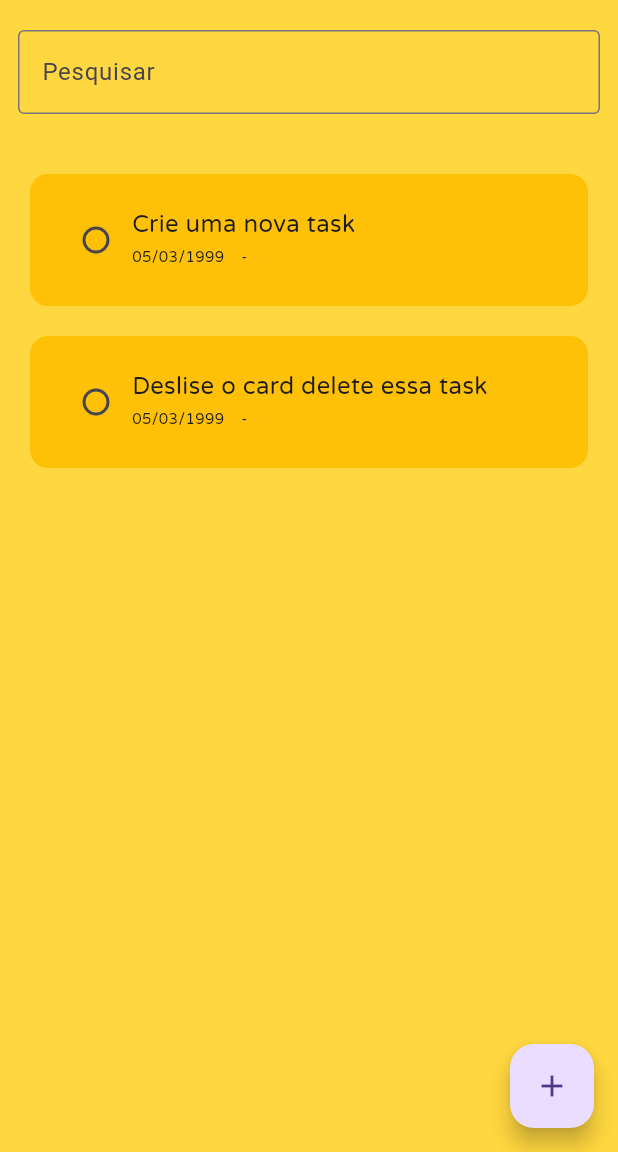
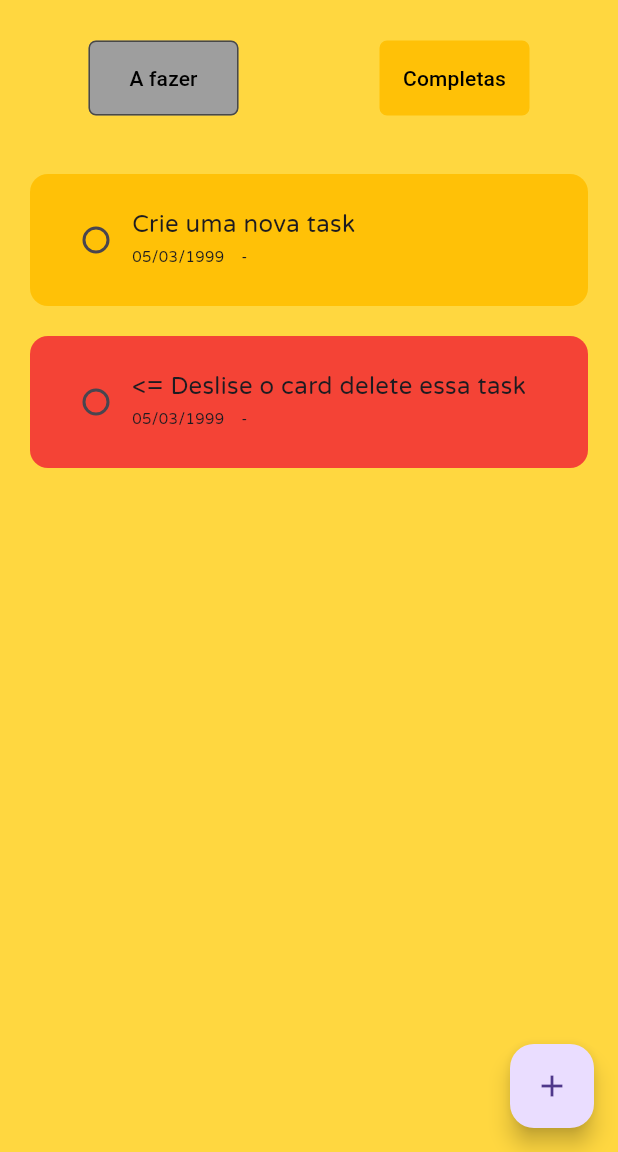
Before and after one commit to CaiqueGaldino/Tarefitas, a Flutter app: the screen it shows after launch, on a phone screen of 412 x 824 dp, the part 84-1236 px from its top. Run offline on Flutter 3.47's test engine with Material 3 defaults, Android fonts, the light colour scheme and no system bars; drawn by our look-alikes of flutter_slidable; our stand-ins replace hive_flutter; missing offline and left inert: dart:ffi; accounts and stored records are empty.

Commit message:
+ Alternacia entre as atividades a fazer e feitas + Escolher cor da tarefa + Enacapsulamento +Correção de bugs

```diff
--- a/lib/HomePage.dart
+++ b/lib/HomePage.dart
@@ -1,10 +1,14 @@
+import 'dart:ffi';
+
 import 'package:flutter/material.dart';
 import 'package:hive_flutter/hive_flutter.dart';
 import 'package:tarefas/NovaTask.dart';
+import 'package:tarefas/Todo_List.dart';
 import 'package:tarefas/constants.dart';
 import 'package:tarefas/database.dart';
 import 'package:tarefas/dialog_box.dart';
 import 'package:tarefas/todo_tile.dart';
+import 'package:intl/intl.dart';
 
 class HomePage extends StatefulWidget {
   const HomePage({super.key});
@@ -17,10 +21,7 @@
 // reference the hive box
   final _mybox = Hive.box('mybox');
 
-
   ToDoDatabase db = ToDoDatabase();
-
-
 
   @override
   void initState() {
@@ -30,6 +31,8 @@
     } else {
       //já existe um banco
       db.loadData();
+      //List<dynamic> FilterList = [];
+      // FilterList = db.ToDoList;
     }
     super.initState();
   }
@@ -37,25 +40,39 @@
 // text controller
   final _controller = TextEditingController();
 
+  //final _bgColor = 3;
+
   // ChackBox Changed
 
   void checkBoxChanged(bool? value, int index) {
     DateTime _date = DateTime.now();
-    var end = _date.day.toString() + "/" + _date.month.toString() + "/" + _date.year.toString();
+    var end = DateFormat('d/M/yy').format(_date).toString();
+
     setState(() {
-      db.ToDoList[index][1] = !db.ToDoList[index][1];
-      db.ToDoList[index][1] == true? db.ToDoList[index][3] = end : db.ToDoList[index][3] = " ";
+      if (value == true) {
+        db.ToDoList[index][1] = !db.ToDoList[index][1];
+        db.ToDoList[index][3] = end;
+        db.Completeds.add(db.ToDoList[index]);
+        db.ToDoList.removeAt(index);
+      } else {
+        db.Completeds[index][1] = !db.Completeds[index][1];
+        db.Completeds[index][3] = "";
+        db.ToDoList.add(db.Completeds[index]);
+        db.Completeds.removeAt(index);
+      }
 
+      //db.ToDoList[index][1] == true? db.ToDoList[index][3] = end : db.ToDoList[index][3] = " ";
     });
     db.updateDatabase();
   }
 
 // save a new task
-  void saveNewTask() {
+  void saveNewTask(int cor) {
     DateTime _date = DateTime.now();
-    var start = _date.day.toString() + "/" + _date.month.toString() + "/" + _date.year.toString();
+    var start = DateFormat('d/M/yy').format(_date).toString();
+    int c = cor;
     setState(() {
-      db.ToDoList.add([_controller.text, false,start, " "]);
+      db.ToDoList.add([_controller.text, false, start, " ", c]);
 
       _controller.clear();
     });
@@ -66,7 +83,6 @@
   // Create a new task
 
   void CreateNewTask() {
-
     //Gambiarra com o dialog usado na versão anterior
     showDialog(
       context: context,
@@ -75,6 +91,7 @@
           controller: _controller,
           onSave: saveNewTask,
           onCancel: () => Navigator.of(context).pop(),
+          //bgColor: _bgColor,
         );
       },
     );
@@ -82,10 +99,33 @@
 
   //delete task
   void deleteTask(int index) {
-    setState(() {
+    if(filter){
+      setState(() {
       db.ToDoList.removeAt(index);
     });
+    } else{
+      setState(() {
+      db.Completeds.removeAt(index);
+    });
+    }
+
     db.updateDatabase();
+  }
+
+
+  var filter = true;
+  void FilterToDo() {
+    setState(() {
+      filter = true;
+
+    });
+  }
+
+  void FilterCompleteds() {
+    setState(() {
+      filter = false;
+
+    });
   }
 
   @override
@@ -93,42 +133,62 @@
     return Scaffold(
         backgroundColor: Colors.amberAccent,
         appBar: AppBar(
-          title: const Text('T A R E F I T A S', style: TextStyle(fontFamily: primaryFont),),
+          title: const Text(
+            'T A R E F I T A S',
+            style: TextStyle(fontFamily: primaryFont),
+          ),
           centerTitle: true,
           elevation: 5,
         ),
         floatingActionButton: FloatingActionButton(
-            onPressed: CreateNewTask,
-            child: const Icon(Icons.add)),
+            onPressed: CreateNewTask, child: const Icon(Icons.add)),
         body: Column(
-
           children: [
             Expanded(
               flex: 1,
-              child: const Padding(
-                padding: EdgeInsets.only(top: 20, right: 12, left: 12, bottom: 12),
-                child: TextField(
-                  decoration: InputDecoration(border: OutlineInputBorder(), hintText: "Pesquisar"),
-                ),
-              ),
+              child: Padding(
+                  padding: const EdgeInsets.only(
+                      top: 20, right: 12, left: 12, bottom: 12),
+                  child: Row(
+                    mainAxisAlignment: MainAxisAlignment.spaceAround,
+                    children: <Widget>[
+                      Container(
+                          width: 100,
+                          decoration: BoxDecoration(
+                              color: filter ? Colors.grey : Colors.amber,
+                              borderRadius: BorderRadius.circular(5),
+                              border: Border.all(
+                                  color:
+                                      filter ? Colors.black54 : Colors.amber)),
+                          child: TextButton(
+                              onPressed: FilterToDo,
+                              child: Text(
+                                "A fazer",
+                                style: TextStyle(color: Colors.black),
+                              ))),
+                      Container(
+                          width: 100,
+                          decoration: BoxDecoration(
+                              color: filter ? Colors.amber : Colors.grey,
+                              borderRadius: BorderRadius.circular(5),
+                              border: Border.all(
+                                  color:
+                                      filter ? Colors.amber : Colors.black54)),
+                          child: TextButton(
+                              onPressed: FilterCompleteds,
+                              child: Text(
+                                "Completas",
+                                style: TextStyle(color: Colors.black),
+                              ))),
+                    ],
+                  )),
             ),
             Expanded(
-              flex: 7,
-              child: ListView.builder(
-                shrinkWrap: true,
-                  itemCount: db.ToDoList.length,
-                  itemBuilder: (context, index) {
-
-                    return ToDoTile(
-                      taskName: db.ToDoList[index][0],
-                      taskCompleted: db.ToDoList[index][1],
-                      start: db.ToDoList[index][2].toString(),
-                      end: db.ToDoList[index][3].toString(),
-                      onChanged: (value) => checkBoxChanged(value, index),
-                      deleFunction: (context) => deleteTask(index),
-                    );
-                  }),
-            ),
+                flex: 7,
+                child: TodoList(
+                    FilterList: filter ? db.ToDoList : db.Completeds,
+                    checkBoxChanged: checkBoxChanged,
+                    deleteTask: deleteTask)),
           ],
         ));
   }
--- /dev/null
+++ b/lib/Todo_List.dart
@@ -0,0 +1,33 @@
+import 'package:flutter/material.dart';
+import 'package:tarefas/database.dart';
+import 'todo_tile.dart';
+
+class TodoList extends StatelessWidget {
+
+  final List<dynamic> FilterList;
+  final void Function (bool?, int) checkBoxChanged;
+  final void Function(int)deleteTask;
+const TodoList({ Key? key, required this.FilterList, required this.checkBoxChanged, required this.deleteTask }) : super(key: key);
+
+
+
+  @override
+  Widget build(BuildContext context){
+    return ListView.builder(
+                  shrinkWrap: true,
+                  itemCount: FilterList.length,
+                  itemBuilder: (context, index) {
+                    return ToDoTile(
+                      taskName: FilterList[index][0],
+                      taskCompleted: FilterList[index][1],
+                      start: FilterList[index][2].toString(),
+                      end: FilterList[index][3].toString(),
+                      bgColor: FilterList[index][4],
+                      onChanged: (value) => checkBoxChanged(value, index),
+                      deleFunction: (context) => deleteTask(index),
+                    );
+                  });
+  }
+
+
+}
--- a/lib/constants.dart
+++ b/lib/constants.dart
@@ -1 +1,10 @@
+import 'package:flutter/material.dart';
+
 const primaryFont = 'Varela';
+
+const ColorsList = [
+  Colors.amber,
+  Colors.green,
+  Colors.blue,
+  Colors.red,
+];
--- a/lib/main.dart
+++ b/lib/main.dart
@@ -8,6 +8,7 @@
   await Hive.initFlutter();
 
   //open the box
+  // ignore: unused_local_variable
   var box = await Hive.openBox('mybox');
   runApp(const MyApp());
 }
--- a/lib/todo_tile.dart
+++ b/lib/todo_tile.dart
@@ -7,6 +7,7 @@
   final bool taskCompleted;
   final String? start;
   final String? end;
+  final int bgColor;
   Function(bool?)? onChanged;
   Function(BuildContext)? deleFunction;
 
@@ -16,6 +17,7 @@
       required this.taskCompleted,
       this.start,
       this.end,
+      required this.bgColor,
       required this.onChanged,
       required this.deleFunction});
 
@@ -35,7 +37,7 @@
         child: Container(
           padding: const EdgeInsets.all(20),
           decoration: BoxDecoration(
-              color: Colors.amber, borderRadius: BorderRadius.circular(12)),
+              color:ColorsList[bgColor], borderRadius: BorderRadius.circular(12)),
           child: Row(children: [
             Checkbox(
 
--- a/pubspec.yaml
+++ b/pubspec.yaml
@@ -34,6 +34,8 @@
   hive_flutter:
   flutter_native_splash:
   flutter_launcher_icons:
+  intl: ^0.19.0
+
 
 
 
```
Also changed, not shown: lib/NovaTask.dart (+46 -13 lines), lib/database.dart (+8 -3 lines), pubspec.lock, 1 other file.
